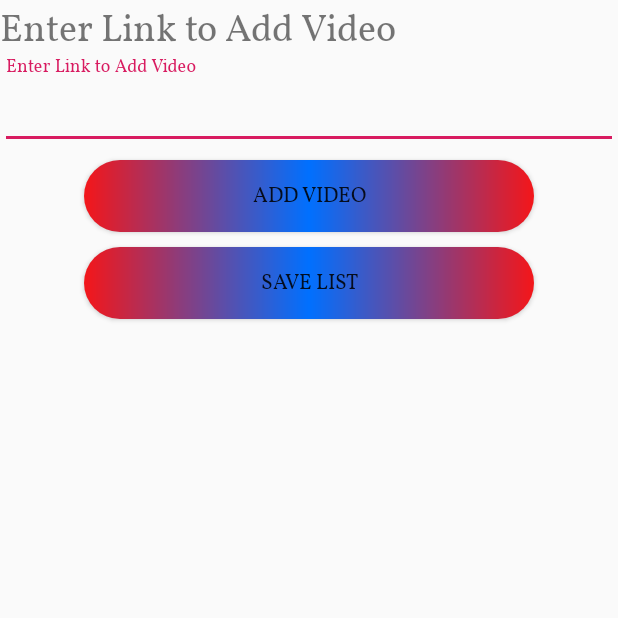
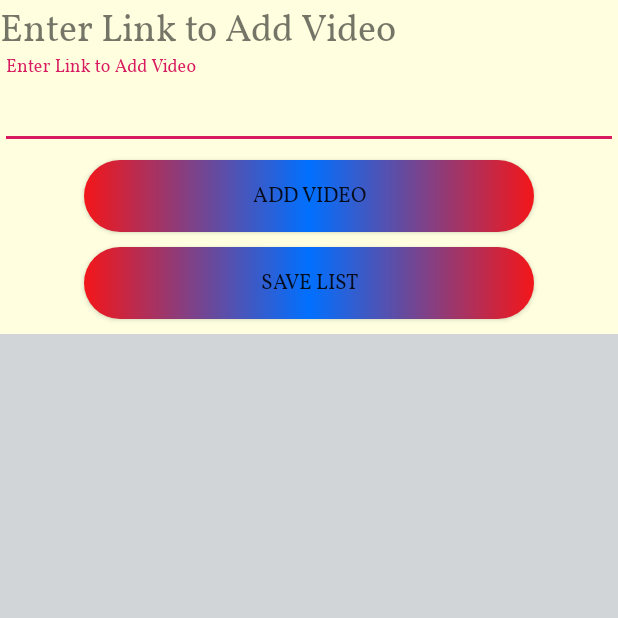
Before and after one commit to khangbpdang/IntegratedApp, an Android app: the YouTubeActivity screen opened directly, with no data from a screen before it, on a phone screen of 412 x 824 dp, the top half of it. Run offline under Robolectric (Android 15) with nearby library versions, the phone set to English and light mode, and no system bars; libraries missing offline, so code that uses them is left out: com.google.android.youtube.

Commit message:
YoutubeVideo redesign

```diff
--- a/app/src/main/res/layout/youtube_recycler_main.xml
+++ b/app/src/main/res/layout/youtube_recycler_main.xml
@@ -1,7 +1,8 @@
 <?xml version="1.0" encoding="utf-8"?>
 <LinearLayout xmlns:android="http://schemas.android.com/apk/res/android"
     android:orientation="vertical" android:layout_width="match_parent"
-    android:layout_height="match_parent">
+    android:layout_height="match_parent"
+    android:background="@color/light_yellow">
 
     <TextView
         android:id="@+id/instructionView"
@@ -50,6 +51,7 @@
     <android.support.v7.widget.RecyclerView
         android:id="@+id/list"
         android:layout_width="match_parent"
-        android:layout_height="match_parent" />
+        android:layout_height="match_parent"
+        android:background="@color/grey"/>
 
 </LinearLayout>
--- a/app/src/main/res/values/colors.xml
+++ b/app/src/main/res/values/colors.xml
@@ -21,4 +21,5 @@
     <color name="light_yellow">#FFFFE0</color>
     <color name="awesome">#ff2052</color>
     <color name="green_yellow">#ADFF2F</color>
+    <color name="grey">#d1d5d7</color>
 </resources>
```
